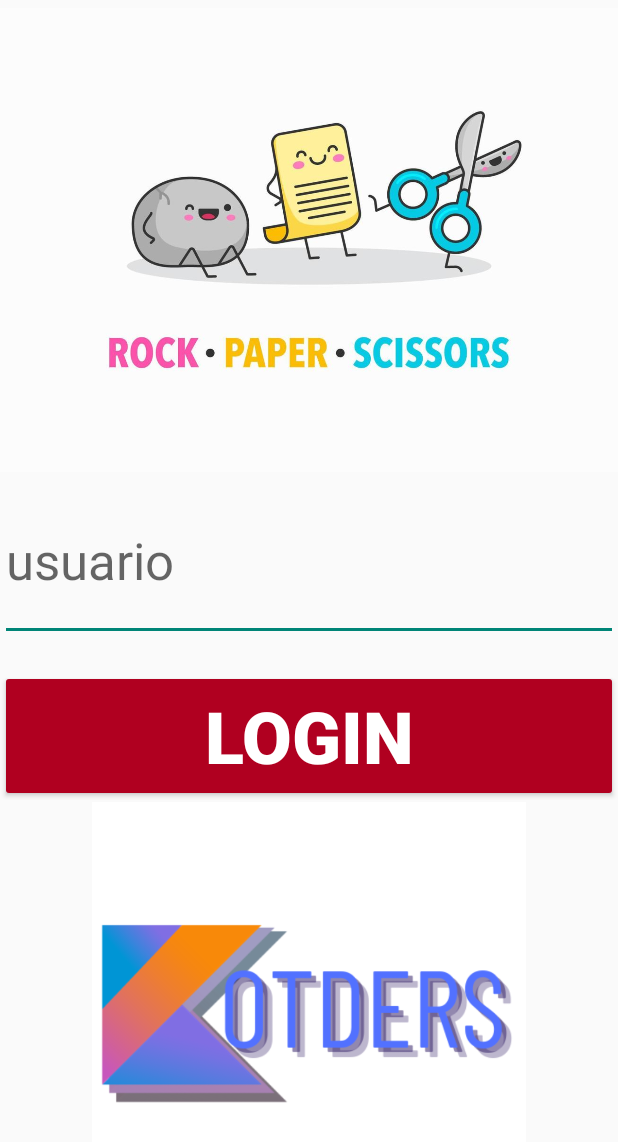
After one commit to afloresca/FP061, an Android app built with Jetpack Compose: the layout inicio.xml on its own in the app's theme, with its tools: preview values and no code run, on a phone screen of 412 x 824 dp. The commit adds this screen. Shown: the top 1142 px of the screen. Run offline under Robolectric (Android 15) with nearby library versions, the phone set to English and light mode, and no system bars; Roboto replaces fonts that are not available here.

```diff
--- /dev/null
+++ b/app/src/main/res/layout/inicio.xml
@@ -0,0 +1,53 @@
+<?xml version="1.0" encoding="utf-8"?>
+<androidx.constraintlayout.widget.ConstraintLayout xmlns:android="http://schemas.android.com/apk/res/android"
+    xmlns:app="http://schemas.android.com/apk/res-auto"
+    xmlns:tools="http://schemas.android.com/tools"
+    android:layout_width="match_parent"
+    android:layout_height="match_parent">
+
+    <LinearLayout
+        android:layout_width="match_parent"
+        android:layout_height="match_parent"
+        android:orientation="vertical">
+
+        <ImageView
+            android:id="@+id/imageView10"
+            android:layout_width="match_parent"
+            android:layout_height="320dp"
+            android:src="@drawable/ppt" />
+
+        <EditText
+            android:id="@+id/editTextText2"
+            android:layout_width="match_parent"
+            android:layout_height="107dp"
+            android:ems="10"
+            android:fontFamily="sans-serif"
+            android:hint="usuario"
+            android:inputType="text"
+            android:textAppearance="@style/TextAppearance.AppCompat.Large"
+            android:textSize="34sp" />
+
+        <TextView
+            android:id="@+id/textView8"
+            android:layout_width="match_parent"
+            android:layout_height="wrap_content"
+            android:textColor="@color/design_default_color_error" />
+
+        <Button
+            android:id="@+id/btlog"
+            android:layout_width="match_parent"
+            android:layout_height="88dp"
+            android:backgroundTint="@color/design_default_color_error"
+            android:text="Login"
+            android:textColor="@color/white"
+            android:textSize="48sp"
+            android:textStyle="bold" />
+
+        <ImageView
+            android:id="@+id/imageView2"
+            android:layout_width="match_parent"
+            android:layout_height="wrap_content"
+            android:src="@drawable/continuar_1_" />
+
+    </LinearLayout>
+</androidx.constraintlayout.widget.ConstraintLayout>
--- a/app/src/main/res/layout/juego.xml
+++ b/app/src/main/res/layout/juego.xml
@@ -96,7 +96,7 @@
             android:fontFamily="@font/annie_use_your_telescope"
             android:text="MAQUINA"
             android:textColor="@color/teal_200"
-            android:textSize="40sp"
+            android:textSize="34sp"
             android:textStyle="bold" />
 
         <TextView
@@ -108,7 +108,7 @@
             android:fontFamily="@font/annie_use_your_telescope"
             android:text="JUGADOR"
             android:textColor="@android:color/holo_orange_dark"
-            android:textSize="40sp"
+            android:textSize="34sp"
             android:textStyle="bold" />
     </LinearLayout>
     <LinearLayout
```
Also changed, not shown: app/src/main/AndroidManifest.xml (+14 -5 lines), app/src/main/java/com/example/ppt_kotders/Juego.kt (+31 -3 lines), app/src/main/java/com/example/ppt_kotders/JugadorModelo.kt (added, +16 -0 lines), app/src/main/java/com/example/ppt_kotders/MainActivity.kt (+42 -6 lines), app/src/main/java/com/example/ppt_kotders/MyDBOpenHelper.kt (added, +164 -0 lines).
